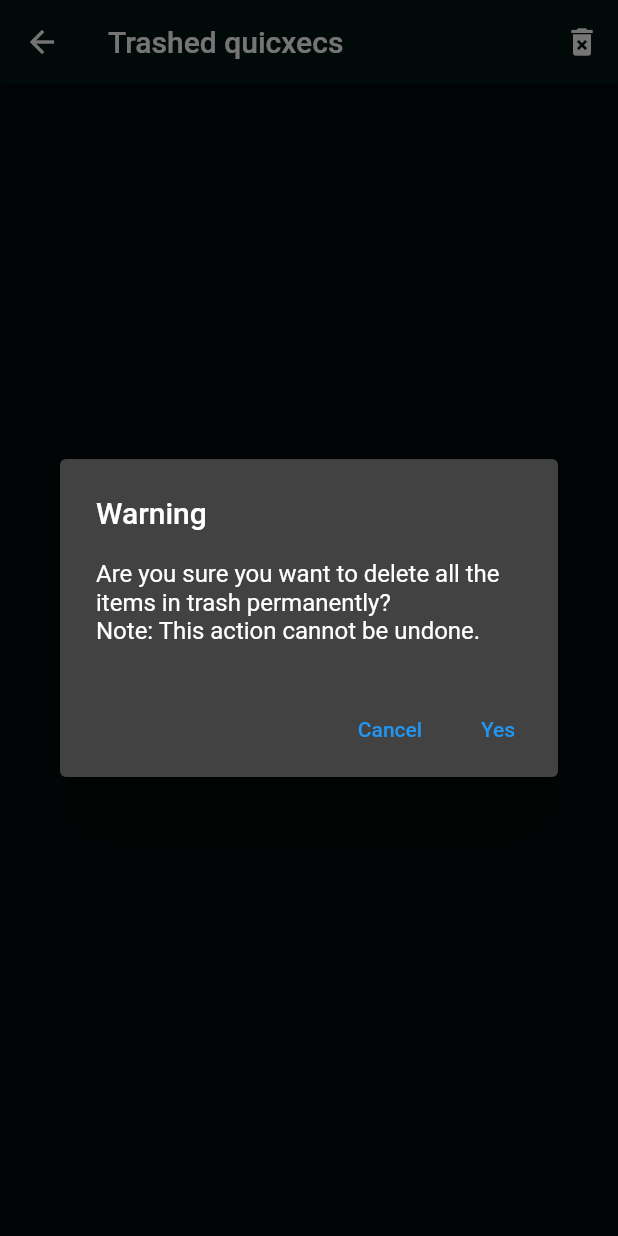
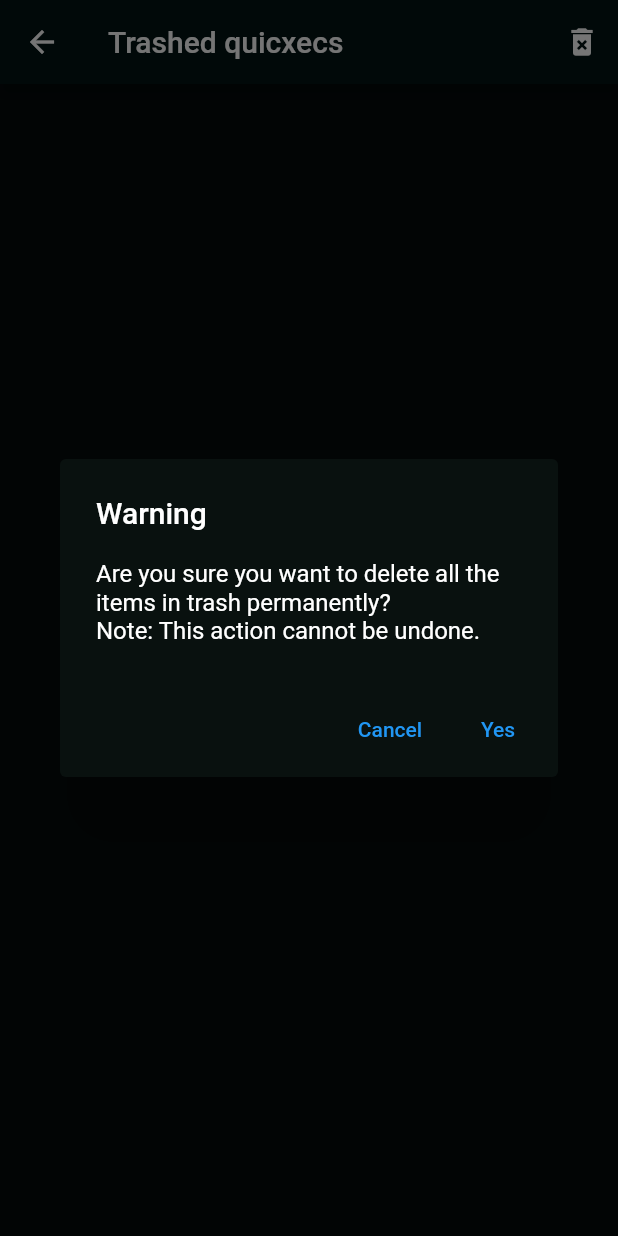
Before and after one commit to ninzqq/nexecute, a Flutter app: the TrashScreen screen opened by its route, after a tap on the "delete forever" icon, on a phone screen of 412 x 824 dp. Run offline on Flutter 3.47's test engine with Material 2 defaults, Android fonts, the phone set to English and light mode, and no system bars; our stand-ins replace cloud_firestore, firebase_auth, firebase_core, font_awesome_flutter, google_sign_in, rxdart; accounts and stored records are empty; generated files the repository leaves out were written again.

Commit message:
Change Alert dialog bgcolor

```diff
--- a/nexecute/lib/home/screens/trashscreen.dart
+++ b/nexecute/lib/home/screens/trashscreen.dart
@@ -21,6 +21,7 @@ class TrashScreen extends StatelessWidget {
                 context: context,
                 builder: (context) => AlertDialog(
                       title: const Text('Warning'),
+                      backgroundColor: darkGreen,
                       content: const Text(
                           'Are you sure you want to delete all the items in trash permanently?\nNote: This action cannot be undone.'),
                       actions: <Widget>[
```
